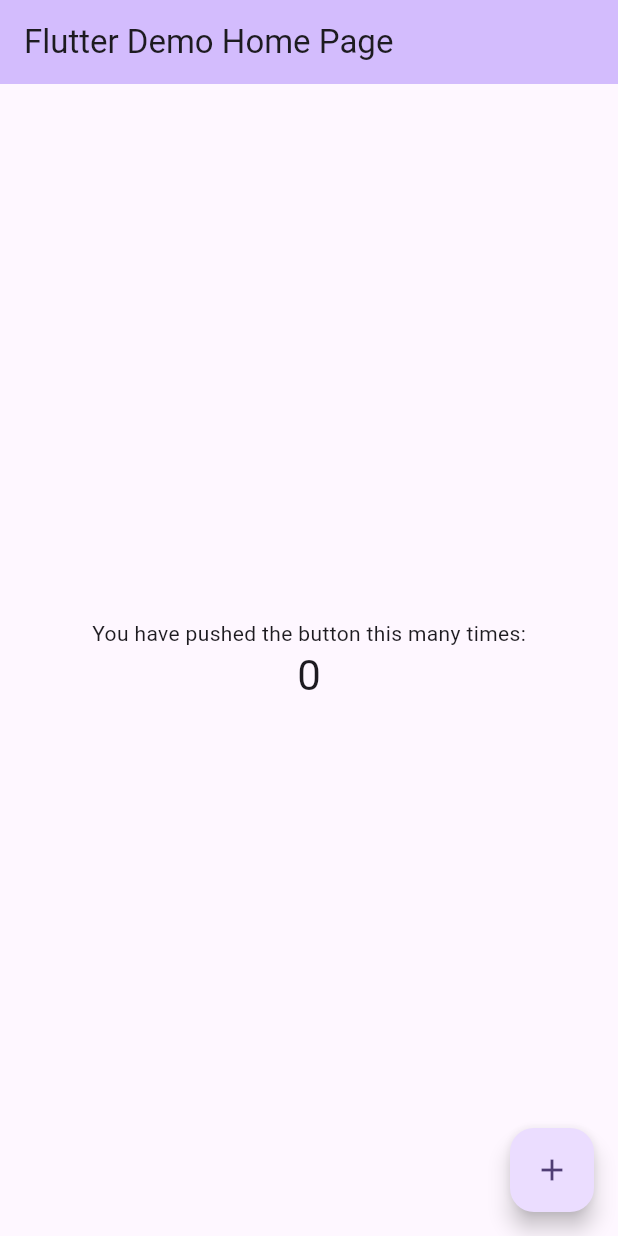
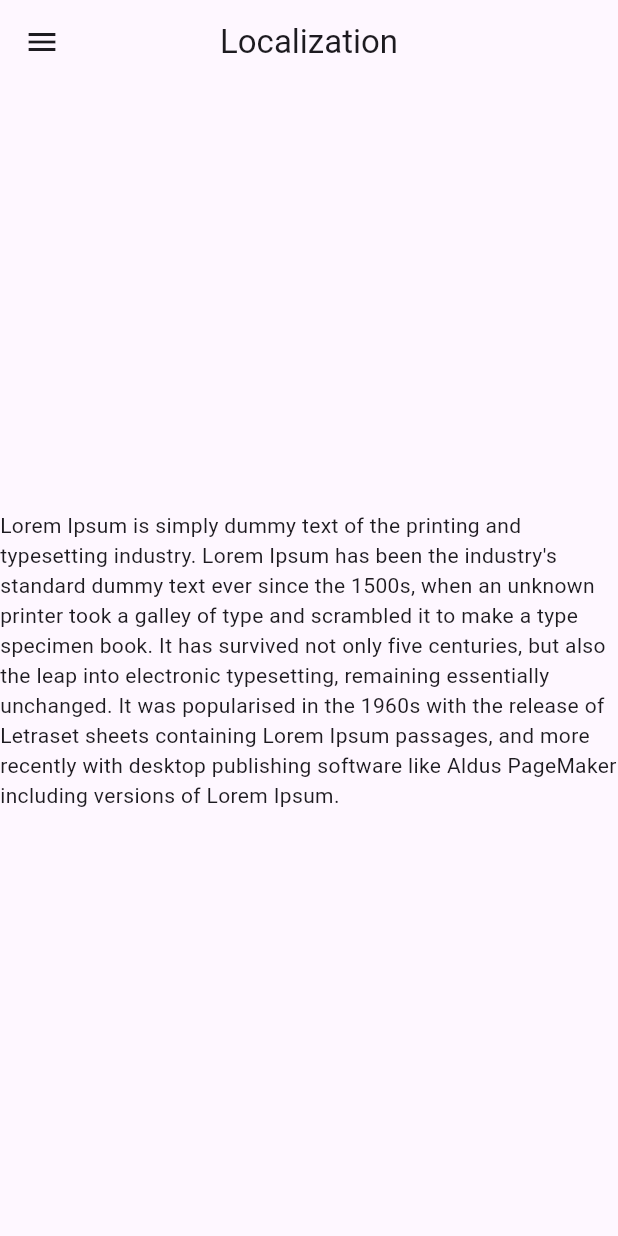
Before and after one commit to ByteForge-Labs/flutter_localization_arb_provider, a Flutter app: the screen it shows after launch, on a phone screen of 412 x 824 dp. Run offline on Flutter 3.47's test engine with Material 3 defaults, Android fonts, the phone set to English and light mode, and no system bars; generated files the repository leaves out were written again.

Commit message:
code updated

```diff
--- /dev/null
+++ b/l10n.yaml
@@ -0,0 +1,3 @@
+arb-dir: lib/l10n
+template-arb-file: app_en.arb
+output-localization-file: app_localizations.dart
--- /dev/null
+++ b/lib/home_page.dart
@@ -0,0 +1,64 @@
+import 'package:flutter/material.dart';
+import 'package:flutter_localization_arb_provider/src/module/page1.dart';
+import 'package:flutter_localization_arb_provider/src/module/page2.dart';
+import 'package:flutter_gen/gen_l10n/app_localizations.dart';
+
+
+class HomePage extends StatelessWidget {
+  const HomePage({super.key});
+
+  @override
+  Widget build(BuildContext context) {
+        final AppLocalizations langs = AppLocalizations.of(context)!;
+
+    return Scaffold(
+        appBar: AppBar(
+          centerTitle: true,
+          title: const Text('Localization'),
+        ),
+        drawer: Drawer(
+        child: ListView(
+          padding: EdgeInsets.zero,
+          children: <Widget>[
+            const DrawerHeader(
+              decoration: BoxDecoration(
+                color: Colors.blue,
+              ),
+              child: Text(
+                'Drawer Header',
+                style: TextStyle(
+                  color: Colors.white,
+                  fontSize: 24,
+                ),
+              ),
+            ),
+            ListTile(
+              title: const Text('Page 1'),
+              onTap: () {
+                 Navigator.of(context).push(
+                  MaterialPageRoute(
+                    builder: (context) => const Page1(),
+                  ),
+                );
+              },
+            ),
+            ListTile(
+              title: const Text('Page 2'),
+              onTap: () {
+                 Navigator.of(context).push(
+                  MaterialPageRoute(
+                    builder: (context) => const Page2(),
+                  ),
+                );
+                // Add your custom logic here
+              },
+            ),
+          ],
+        ),
+      ),
+        body:  Center(
+          child: Text(langs.demoData),
+        ),
+      );
+  }
+}
--- /dev/null
+++ b/lib/l10n/app_ar.arb
@@ -0,0 +1,3 @@
+{
+    "demoData":"لوريم إيبسوم هو ببساطة نص وهمي من صناعة الطباعة والتنضيد. لقد كان لوريم إيبسوم هو النص الوهمي القياسي في هذه الصناعة منذ القرن السادس عشر، عندما أخذت طابعة غير معروفة لوح الكتابة وخلطته لصنع نموذج كتاب. لقد صمدت ليس فقط لخمسة قرون، بل قفزت أيضًا إلى التنضيد الإلكتروني، وبقيت دون تغيير بشكل أساسي. انتشر بشكل كبير في ستينيات القرن الماضي مع إصدار أوراق  التي تحتوي على مقاطع لوريم إيبسوم، ومؤخراً مع ظهور برامج النشر المكتبي مثل  والتي تضمنت إصدارات لوريم إيبسوم."
+}
--- /dev/null
+++ b/lib/l10n/app_en.arb
@@ -0,0 +1,3 @@
+{
+    "demoData":"Lorem Ipsum is simply dummy text of the printing and typesetting industry. Lorem Ipsum has been the industry's standard dummy text ever since the 1500s, when an unknown printer took a galley of type and scrambled it to make a type specimen book. It has survived not only five centuries, but also the leap into electronic typesetting, remaining essentially unchanged. It was popularised in the 1960s with the release of Letraset sheets containing Lorem Ipsum passages, and more recently with desktop publishing software like Aldus PageMaker including versions of Lorem Ipsum. "
+}
--- a/lib/main.dart
+++ b/lib/main.dart
@@ -1,125 +1,26 @@
 import 'package:flutter/material.dart';
+import 'package:flutter_gen/gen_l10n/app_localizations.dart';
+import 'package:flutter_localization_arb_provider/home_page.dart';
+
 
 void main() {
+  WidgetsFlutterBinding.ensureInitialized();
+
   runApp(const MyApp());
 }
 
 class MyApp extends StatelessWidget {
   const MyApp({super.key});
 
-  // This widget is the root of your application.
   @override
   Widget build(BuildContext context) {
-    return MaterialApp(
-      title: 'Flutter Demo',
-      theme: ThemeData(
-        // This is the theme of your application.
-        //
-        // TRY THIS: Try running your application with "flutter run". You'll see
-        // the application has a purple toolbar. Then, without quitting the app,
-        // try changing the seedColor in the colorScheme below to Colors.green
-        // and then invoke "hot reload" (save your changes or press the "hot
-        // reload" button in a Flutter-supported IDE, or press "r" if you used
-        // the command line to start the app).
-        //
-        // Notice that the counter didn't reset back to zero; the application
-        // state is not lost during the reload. To reset the state, use hot
-        // restart instead.
-        //
-        // This works for code too, not just values: Most code changes can be
-        // tested with just a hot reload.
-        colorScheme: ColorScheme.fromSeed(seedColor: Colors.deepPurple),
-        useMaterial3: true,
-      ),
-      home: const MyHomePage(title: 'Flutter Demo Home Page'),
+    return const MaterialApp(
+      title: 'Material App',
+      locale: Locale('en'),
+          localizationsDelegates: AppLocalizations.localizationsDelegates,
+          supportedLocales: AppLocalizations.supportedLocales,
+          debugShowCheckedModeBanner: false,
+      home: HomePage(),
     );
   }
 }
-
-class MyHomePage extends StatefulWidget {
-  const MyHomePage({super.key, required this.title});
-
-  // This widget is the home page of your application. It is stateful, meaning
-  // that it has a State object (defined below) that contains fields that affect
-  // how it looks.
-
-  // This class is the configuration for the state. It holds the values (in this
-  // case the title) provided by the parent (in this case the App widget) and
-  // used by the build method of the State. Fields in a Widget subclass are
-  // always marked "final".
-
-  final String title;
-
-  @override
-  State<MyHomePage> createState() => _MyHomePageState();
-}
-
-class _MyHomePageState extends State<MyHomePage> {
-  int _counter = 0;
-
-  void _incrementCounter() {
-    setState(() {
-      // This call to setState tells the Flutter framework that something has
-      // changed in this State, which causes it to rerun the build method below
-      // so that the display can reflect the updated values. If we changed
-      // _counter without calling setState(), then the build method would not be
-      // called again, and so nothing would appear to happen.
-      _counter++;
-    });
-  }
-
-  @override
-  Widget build(BuildContext context) {
-    // This method is rerun every time setState is called, for instance as done
-    // by the _incrementCounter method above.
-    //
-    // The Flutter framework has been optimized to make rerunning build methods
-    // fast, so that you can just rebuild anything that needs updating rather
-    // than having to individually change instances of widgets.
-    return Scaffold(
-      appBar: AppBar(
-        // TRY THIS: Try changing the color here to a specific color (to
-        // Colors.amber, perhaps?) and trigger a hot reload to see the AppBar
-        // change color while the other colors stay the same.
-        backgroundColor: Theme.of(context).colorScheme.inversePrimary,
-        // Here we take the value from the MyHomePage object that was created by
-        // the App.build method, and use it to set our appbar title.
-        title: Text(widget.title),
-      ),
-      body: Center(
-        // Center is a layout widget. It takes a single child and positions it
-        // in the middle of the parent.
-        child: Column(
-          // Column is also a layout widget. It takes a list of children and
-          // arranges them vertically. By default, it sizes itself to fit its
-          // children horizontally, and tries to be as tall as its parent.
-          //
-          // Column has various properties to control how it sizes itself and
-          // how it positions its children. Here we use mainAxisAlignment to
-          // center the children vertically; the main axis here is the vertical
-          // axis because Columns are vertical (the cross axis would be
-          // horizontal).
-          //
-          // TRY THIS: Invoke "debug painting" (choose the "Toggle Debug Paint"
-          // action in the IDE, or press "p" in the console), to see the
-          // wireframe for each widget.
-          mainAxisAlignment: MainAxisAlignment.center,
-          children: <Widget>[
-            const Text(
-              'You have pushed the button this many times:',
-            ),
-            Text(
-              '$_counter',
-              style: Theme.of(context).textTheme.headlineMedium,
-            ),
-          ],
-        ),
-      ),
-      floatingActionButton: FloatingActionButton(
-        onPressed: _incrementCounter,
-        tooltip: 'Increment',
-        child: const Icon(Icons.add),
-      ), // This trailing comma makes auto-formatting nicer for build methods.
-    );
-  }
-}
```
Also changed, not shown: lib/src/core/provider/providers_init.dart (added, +21 -0 lines), lib/src/module/page1.dart (added, +19 -0 lines), lib/src/module/page2.dart (added, +20 -0 lines), pubspec.yaml (+6 -69 lines), pubspec.lock.
